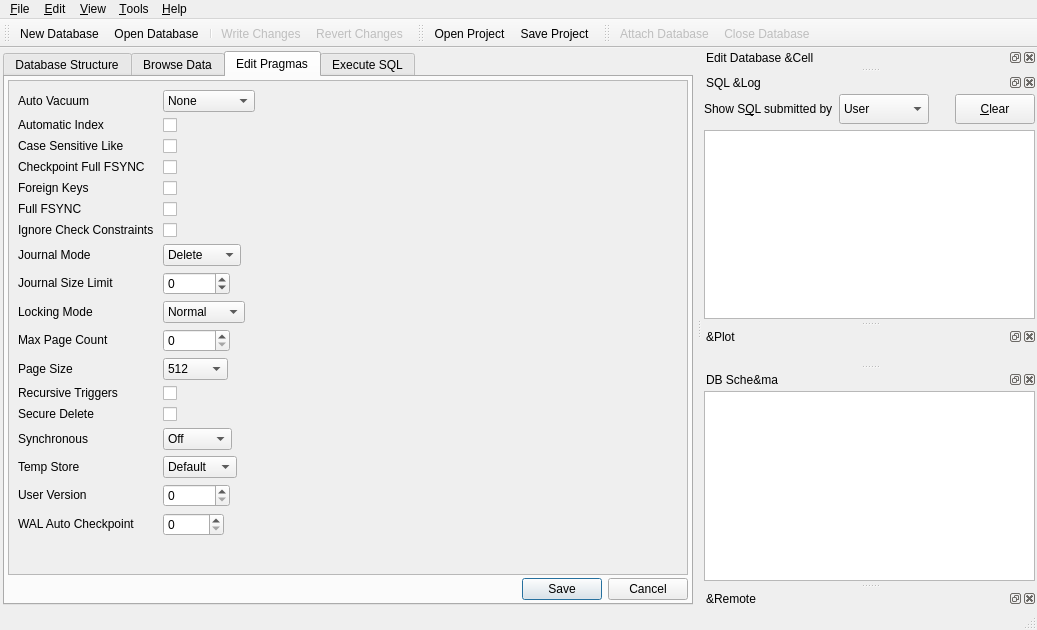
Qt form src/MainWindow.ui (sqlitebrowser/sqlitebrowser) before a commit.
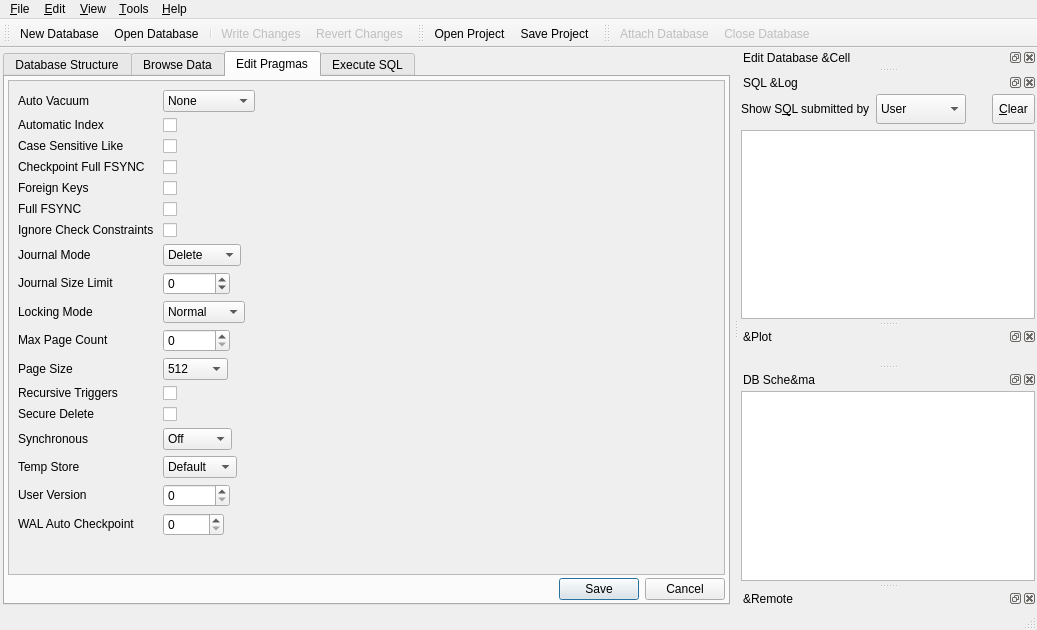
The same form after that commit. The open tabs and pages were chosen to show the change. Icons and pictures are not drawn. Custom widgets are drawn as their Qt base class.

Patch:
```diff
--- a/src/MainWindow.ui
+++ b/src/MainWindow.ui
@@ -181,7 +181,7 @@
             <rect>
              <x>0</x>
              <y>0</y>
-             <width>641</width>
+             <width>676</width>
              <height>544</height>
             </rect>
            </property>
@@ -968,7 +968,7 @@
         </spacer>
        </item>
        <item>
-        <widget class="QPushButton" name="buttonLogClear">
+        <widget class="QToolButton" name="buttonLogClear">
          <property name="minimumSize">
           <size>
            <width>0</width>
```
